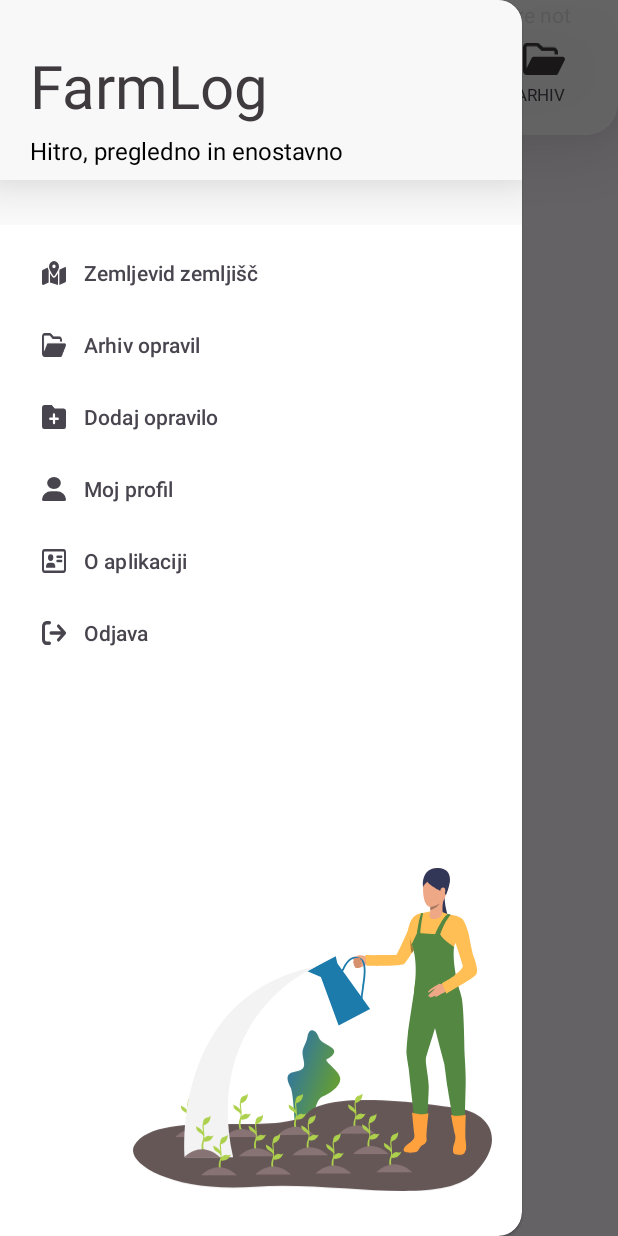
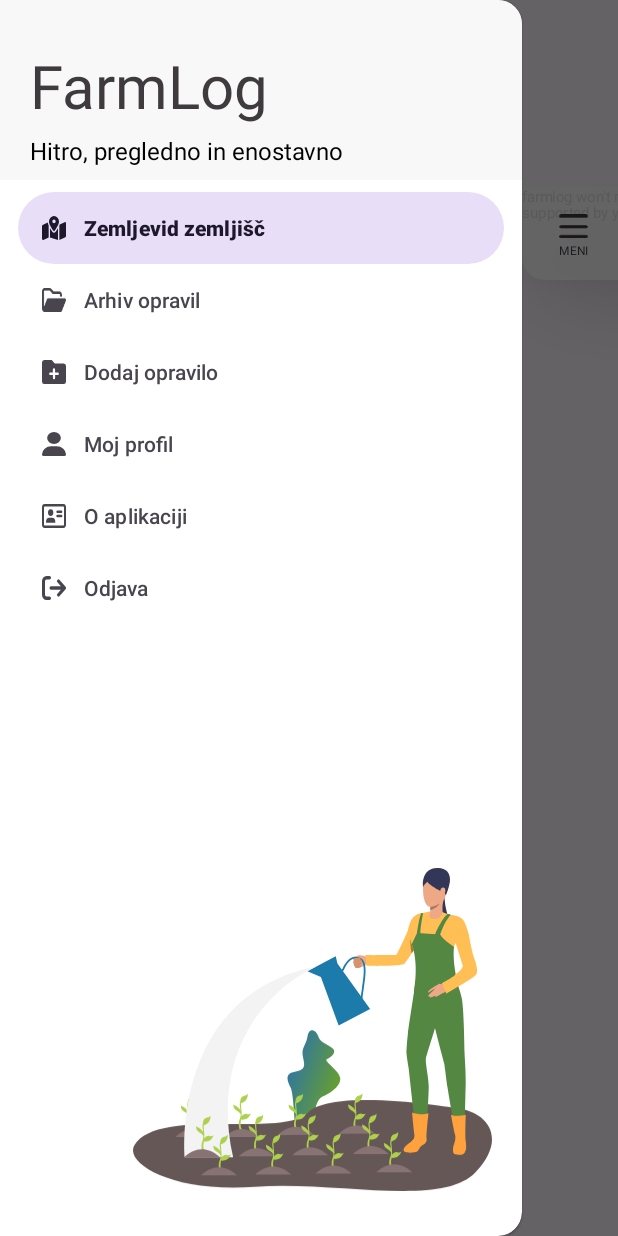
Before and after one commit to tGitm/farmlog, an Android app: the LandsMapActivity screen opened directly, with no data from a screen before it, with the side drawer open, on a phone screen of 412 x 824 dp. Run offline under Robolectric (Android 15) with nearby library versions, the phone set to English and light mode, and no system bars.

Commit message:
Menu drawer completed with animation

```diff
--- a/app/src/main/AndroidManifest.xml
+++ b/app/src/main/AndroidManifest.xml
@@ -15,7 +15,7 @@
         android:label="@string/app_name"
         android:roundIcon="@mipmap/ic_launcher_round"
         android:supportsRtl="true"
-        android:theme="@style/Theme.Farmlog"
+        android:theme="@style/Base.Theme.Farmlog"
         tools:targetApi="31">
 
         <!-- Add Google maps API key -->
--- a/app/src/main/java/com/example/farmlog/landsmap/LandsMapActivity.kt
+++ b/app/src/main/java/com/example/farmlog/landsmap/LandsMapActivity.kt
@@ -1,11 +1,16 @@
 package com.example.farmlog.landsmap
 
-import androidx.appcompat.app.AppCompatActivity
 import android.os.Bundle
+import android.view.MenuItem
 import android.view.View
 import android.view.WindowManager
 import android.widget.ImageView
+import android.widget.RelativeLayout
+import androidx.appcompat.app.AppCompatActivity
+import androidx.constraintlayout.widget.ConstraintLayout
+import androidx.core.view.GravityCompat
 import androidx.drawerlayout.widget.DrawerLayout
+import androidx.drawerlayout.widget.DrawerLayout.SimpleDrawerListener
 import com.example.farmlog.R
 import com.google.android.gms.maps.CameraUpdateFactory
 import com.google.android.gms.maps.GoogleMap
@@ -15,16 +20,23 @@ import com.google.android.gms.maps.model.LatLng
 import com.google.android.gms.maps.model.MarkerOptions
 import com.google.android.material.navigation.NavigationView
 
-class LandsMapActivity : AppCompatActivity(), OnMapReadyCallback {
+class LandsMapActivity : AppCompatActivity(), OnMapReadyCallback,
+    NavigationView.OnNavigationItemSelectedListener {
 
     private lateinit var mMap: GoogleMap
     private lateinit var menuIcon: ImageView
     private lateinit var drawerMenu: DrawerLayout
     private lateinit var navigationView: NavigationView
+    private lateinit var content: ConstraintLayout
+
+    private var END_SCALE: Float = 0.7f
 
     override fun onCreate(savedInstanceState: Bundle?) {
         // hidding status bar
-        window.setFlags(WindowManager.LayoutParams.FLAG_FULLSCREEN, WindowManager.LayoutParams.FLAG_FULLSCREEN)
+        window.setFlags(
+            WindowManager.LayoutParams.FLAG_FULLSCREEN,
+            WindowManager.LayoutParams.FLAG_FULLSCREEN
+        )
 
         super.onCreate(savedInstanceState)
         setContentView(R.layout.activity_lands_map)
@@ -38,6 +50,60 @@ class LandsMapActivity : AppCompatActivity(), OnMapReadyCallback {
         menuIcon = findViewById(R.id.open_menu)
         drawerMenu = findViewById(R.id.drawer_menu)
         navigationView = findViewById(R.id.navigation)
+        content = findViewById(R.id.content)
+
+        navigationDrawer()
+    }
+
+    // Navigation Drawer
+    private fun navigationDrawer() {
+        navigationView.bringToFront()
+        navigationView.setNavigationItemSelectedListener(this)
+        navigationView.setCheckedItem(R.id.to_map)
+
+        menuIcon.setOnClickListener() {
+            if (drawerMenu.isDrawerVisible(GravityCompat.START)) {
+                drawerMenu.closeDrawer(GravityCompat.START)
+            } else {
+                drawerMenu.openDrawer(GravityCompat.START)
+            }
+        }
+
+        animateNavigationDrawer()
+    }
+
+    private fun animateNavigationDrawer() {
+        // bottom line is for changin the color
+        //drawerMenu.setScrimColor(getResources().getColor(R.color.primaryTextColor));
+        drawerMenu.addDrawerListener(object : SimpleDrawerListener() {
+            override fun onDrawerSlide(drawerView: View, slideOffset: Float) {
+
+                // Scale the View based on current slide offset
+                val diffScaledOffset: Float = slideOffset * (1 - END_SCALE)
+                val offsetScale = 1 - diffScaledOffset
+                content.setScaleX(offsetScale)
+                content.setScaleY(offsetScale)
+
+                // Translate the View, accounting for the scaled width
+                val xOffset = drawerView.width * slideOffset
+                val xOffsetDiff: Float = content.getWidth() * diffScaledOffset / 2
+                val xTranslation = xOffset - xOffsetDiff
+                content.setTranslationX(xTranslation)
+            }
+        })
+    }
+
+    override fun onBackPressed() {
+        if (drawerMenu.isDrawerVisible(GravityCompat.START)) {
+            drawerMenu.closeDrawer(GravityCompat.START)
+        } else {
+            super.onBackPressed()
+        }
+    }
+
+    // onClick event for navigation item
+    override fun onNavigationItemSelected(item: MenuItem): Boolean {
+        return true
     }
 
     override fun finish() {
@@ -60,15 +126,6 @@ class LandsMapActivity : AppCompatActivity(), OnMapReadyCallback {
         }
     }
 
-    /**
-     * Manipulates the map once available.
-     * This callback is triggered when the map is ready to be used.
-     * This is where we can add markers or lines, add listeners or move the camera. In this case,
-     * we just add a marker near Sydney, Australia.
-     * If Google Play services is not installed on the device, the user will be prompted to install
-     * it inside the SupportMapFragment. This method will only be triggered once the user has
-     * installed Google Play services and returned to the app.
-     */
     override fun onMapReady(googleMap: GoogleMap) {
         mMap = googleMap
 
@@ -77,4 +134,6 @@ class LandsMapActivity : AppCompatActivity(), OnMapReadyCallback {
         mMap.addMarker(MarkerOptions().position(globoko).title("Globoko"))
         mMap.moveCamera(CameraUpdateFactory.newLatLng(globoko))
     }
+
+
 }
--- a/app/src/main/res/layout/activity_lands_map.xml
+++ b/app/src/main/res/layout/activity_lands_map.xml
@@ -16,7 +16,8 @@
         android:layout_gravity="start"
         app:headerLayout="@layout/menu_header"
         app:menu="@menu/farmlog_menu"
-        app:itemIconSize="16dp" >
+        app:itemIconSize="16dp"
+        android:theme="@style/navigationTheme">
 
         <RelativeLayout
             android:layout_width="match_parent"
@@ -38,6 +39,7 @@
 
 
     <androidx.constraintlayout.widget.ConstraintLayout
+        android:id="@+id/content"
         android:layout_width="match_parent"
         android:layout_height="match_parent"
         tools:context=".landsmap.LandsMapActivity" >
--- a/app/src/main/res/layout/menu_header.xml
+++ b/app/src/main/res/layout/menu_header.xml
@@ -5,7 +5,7 @@
     android:layout_height="120dp"
     android:background="@color/lightestGray"
     android:elevation="30dp"
-    android:layout_marginBottom="30dp">
+    android:translationZ="1dp">
 
     <TextView
         android:id="@+id/menu_title"
--- a/app/src/main/res/menu/farmlog_menu.xml
+++ b/app/src/main/res/menu/farmlog_menu.xml
@@ -4,33 +4,33 @@
     <group android:checkableBehavior="single">
         <item
             android:id="@+id/to_map"
-            android:title="@string/to_map"
-            android:icon="@drawable/ic_maps"/>
+            android:icon="@drawable/ic_maps"
+            android:title="@string/to_map" />
 
         <item
             android:id="@+id/to_archive"
-            android:title="@string/archive"
-            android:icon="@drawable/ic_archive_folder" />
+            android:icon="@drawable/ic_archive_folder"
+            android:title="@string/archive" />
 
         <item
             android:id="@+id/add_work"
-            android:title="@string/add_new_work"
-            android:icon="@drawable/ic_add_new"/>
+            android:icon="@drawable/ic_add_new"
+            android:title="@string/add_new_work" />
 
         <item
             android:id="@+id/my_profile"
-            android:title="@string/my_profile"
-            android:icon="@drawable/ic_profle"/>
+            android:icon="@drawable/ic_profle"
+            android:title="@string/my_profile" />
 
         <item
             android:id="@+id/to_about"
-            android:title="@string/about"
-            android:icon="@drawable/ic_about"/>
+            android:icon="@drawable/ic_about"
+            android:title="@string/about" />
 
         <item
             android:id="@+id/sign_out"
-            android:title="@string/sign_out"
-            android:icon="@drawable/ic_log_out"/>
+            android:icon="@drawable/ic_log_out"
+            android:title="@string/sign_out" />
     </group>
 
 </menu>
--- a/app/src/main/res/values/styles.xml
+++ b/app/src/main/res/values/styles.xml
@@ -74,6 +74,10 @@
         <item name="android:activityCloseExitAnimation">@anim/slide_out_right</item>
     </style>
 
+    <style name="navigationTheme">
+        <item name="colorPrimary">@color/primaryTextColor</item>
+        <item name="colorControlHighlight">@color/darkerGray</item>
+    </style>
 
 
 </resources>
--- a/app/src/main/res/values/themes.xml
+++ b/app/src/main/res/values/themes.xml
@@ -3,15 +3,17 @@
     <style name="Base.Theme.Farmlog" parent="Theme.Material3.DayNight.NoActionBar">
         <!-- Customize your light theme here. -->
         <!-- <item name="colorPrimary">@color/my_light_primary</item> -->
-        <item name="colorPrimary">@color/primaryButtonColor</item>
+        <item name="colorPrimary">@color/primaryTextColor</item>
         <item name="colorPrimaryVariant">@color/primaryVariantColor</item>
         <item name="colorSecondary">@color/darkGray</item>
         <item name="colorSecondaryVariant">@color/gray</item>
+        <item name="colorControlHighlight">@color/lightGray</item>
     </style>
 
     <style name="Theme.Farmlog" parent="Theme.MaterialComponents.DayNight.NoActionBar">
         <item name="windowActionBar">false</item>
         <item name="windowNoTitle">true</item>
+
     </style>
 
     <style name="Theme.Farmlog.NoActionBar">
```
